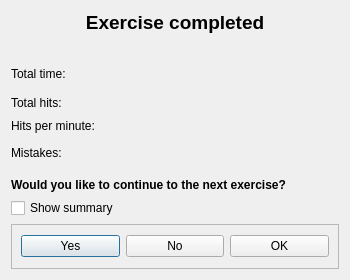
Open-Typer/Open-Typer, file ui/levelsummary.ui: the form before one commit.
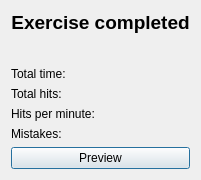
The form after the commit.

Commit message: ui: levelsummary: Switch to new dialog layout

What changed in the file:
```diff
--- a/ui/levelsummary.ui
+++ b/ui/levelsummary.ui
@@ -10,26 +10,23 @@
     <height>280</height>
    </rect>
   </property>
-  <property name="minimumSize">
-   <size>
-    <width>350</width>
-    <height>280</height>
-   </size>
-  </property>
-  <property name="maximumSize">
-   <size>
-    <width>350</width>
-    <height>280</height>
-   </size>
-  </property>
   <property name="windowTitle">
    <string>Summary</string>
   </property>
   <layout class="QGridLayout" name="gridLayout">
-   <item row="2" column="0">
-    <widget class="QLabel" name="timeLabel">
+   <property name="sizeConstraint">
+    <enum>QLayout::SetFixedSize</enum>
+   </property>
+   <item row="5" column="0">
+    <widget class="QLabel" name="mistakesLabel">
+     <property name="sizePolicy">
+      <sizepolicy hsizetype="Preferred" vsizetype="Fixed">
+       <horstretch>0</horstretch>
+       <verstretch>0</verstretch>
+      </sizepolicy>
+     </property>
      <property name="text">
-      <string>Total time:</string>
+      <string>Mistakes:</string>
      </property>
      <property name="alignment">
       <set>Qt::AlignLeading|Qt::AlignLeft|Qt::AlignTop</set>
@@ -53,7 +50,6 @@
      <property name="font">
       <font>
        <pointsize>14</pointsize>
-       <weight>75</weight>
        <bold>true</bold>
       </font>
      </property>
@@ -65,61 +61,40 @@
      </property>
     </widget>
    </item>
-   <item row="4" column="0">
-    <widget class="QLabel" name="hpmLabel">
-     <property name="text">
-      <string>Hits per minute:</string>
-     </property>
-     <property name="alignment">
-      <set>Qt::AlignLeading|Qt::AlignLeft|Qt::AlignTop</set>
-     </property>
-    </widget>
-   </item>
-   <item row="3" column="0">
-    <widget class="QLabel" name="hitsLabel">
-     <property name="text">
-      <string>Total hits:</string>
-     </property>
-    </widget>
-   </item>
-   <item row="5" column="0">
-    <widget class="QLabel" name="mistakesLabel">
-     <property name="text">
-      <string>Mistakes:</string>
-     </property>
-     <property name="alignment">
-      <set>Qt::AlignLeading|Qt::AlignLeft|Qt::AlignTop</set>
-     </property>
-    </widget>
-   </item>
-   <item row="8" column="0">
-    <widget class="QFrame" name="frame_2">
+   <item row="6" column="0">
+    <widget class="QFrame" name="buttonsFrame">
      <property name="sizePolicy">
       <sizepolicy hsizetype="Preferred" vsizetype="Fixed">
        <horstretch>0</horstretch>
        <verstretch>0</verstretch>
       </sizepolicy>
      </property>
-     <property name="minimumSize">
-      <size>
-       <width>0</width>
-       <height>45</height>
-      </size>
-     </property>
      <property name="frameShape">
-      <enum>QFrame::StyledPanel</enum>
+      <enum>QFrame::NoFrame</enum>
      </property>
      <property name="frameShadow">
-      <enum>QFrame::Raised</enum>
+      <enum>QFrame::Plain</enum>
      </property>
      <layout class="QHBoxLayout" name="horizontalLayout">
+      <property name="leftMargin">
+       <number>0</number>
+      </property>
+      <property name="topMargin">
+       <number>0</number>
+      </property>
+      <property name="rightMargin">
+       <number>0</number>
+      </property>
+      <property name="bottomMargin">
+       <number>0</number>
+      </property>
       <item>
-       <widget class="QPushButton" name="yesButton">
+       <widget class="QPushButton" name="previewButton">
         <property name="focusPolicy">
          <enum>Qt::ClickFocus</enum>
         </property>
         <property name="text">
-         <string>Yes</string>
+         <string>Preview</string>
         </property>
         <property name="checkable">
          <bool>false</bool>
@@ -135,49 +110,51 @@
         </property>
        </widget>
       </item>
-      <item>
-       <widget class="QPushButton" name="noButton">
-        <property name="focusPolicy">
-         <enum>Qt::ClickFocus</enum>
-        </property>
-        <property name="text">
-         <string>No</string>
-        </property>
-       </widget>
-      </item>
-      <item>
-       <widget class="QPushButton" name="okButton">
-        <property name="focusPolicy">
-         <enum>Qt::ClickFocus</enum>
-        </property>
-        <property name="text">
-         <string notr="true">OK</string>
-        </property>
-       </widget>
-      </item>
      </layout>
     </widget>
    </item>
-   <item row="6" column="0">
-    <widget class="QLabel" name="questionLabel">
-     <property name="font">
-      <font>
-       <weight>75</weight>
-       <bold>true</bold>
-      </font>
+   <item row="4" column="0">
+    <widget class="QLabel" name="hpmLabel">
+     <property name="sizePolicy">
+      <sizepolicy hsizetype="Preferred" vsizetype="Fixed">
+       <horstretch>0</horstretch>
+       <verstretch>0</verstretch>
+      </sizepolicy>
      </property>
      <property name="text">
-      <string>Would you like to continue to the next exercise?</string>
+      <string>Hits per minute:</string>
      </property>
      <property name="alignment">
-      <set>Qt::AlignBottom|Qt::AlignLeading|Qt::AlignLeft</set>
+      <set>Qt::AlignLeading|Qt::AlignLeft|Qt::AlignTop</set>
      </property>
     </widget>
    </item>
-   <item row="7" column="0">
-    <widget class="QCheckBox" name="showSummaryCheckBox">
+   <item row="2" column="0">
+    <widget class="QLabel" name="timeLabel">
+     <property name="sizePolicy">
+      <sizepolicy hsizetype="Preferred" vsizetype="Fixed">
+       <horstretch>0</horstretch>
+       <verstretch>0</verstretch>
+      </sizepolicy>
+     </property>
      <property name="text">
-      <string extracomment="Show exercise summary after the dialog closes">Show summary</string>
+      <string>Total time:</string>
+     </property>
+     <property name="alignment">
+      <set>Qt::AlignLeading|Qt::AlignLeft|Qt::AlignTop</set>
+     </property>
+    </widget>
+   </item>
+   <item row="3" column="0">
+    <widget class="QLabel" name="hitsLabel">
+     <property name="sizePolicy">
+      <sizepolicy hsizetype="Preferred" vsizetype="Fixed">
+       <horstretch>0</horstretch>
+       <verstretch>0</verstretch>
+      </sizepolicy>
+     </property>
+     <property name="text">
+      <string>Total hits:</string>
      </property>
     </widget>
    </item>
```
